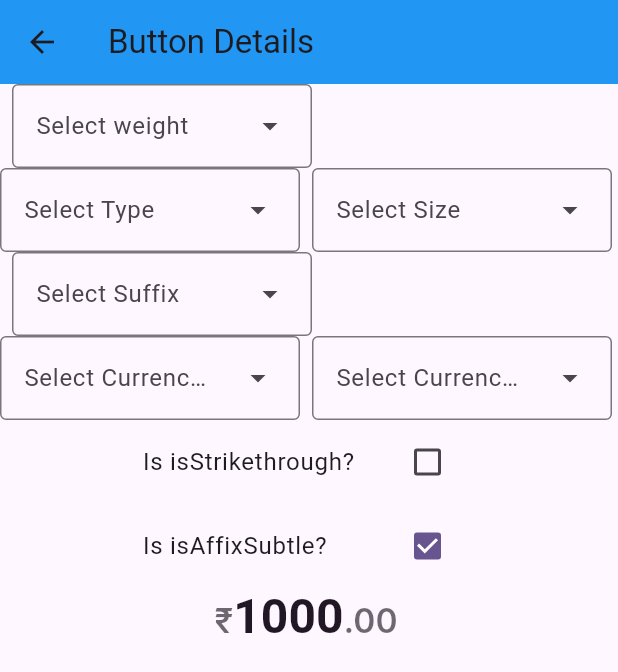
After one commit to githimank/BLADE-DESIGN-SYSTEM, a Flutter app: the AmountDemo screen opened by its route, on a phone screen of 412 x 824 dp. The commit adds this screen. Shown: the top 672 px of the screen. Run offline on Flutter 3.47's test engine with Material 3 defaults, Android fonts, the phone set to English and light mode, and no system bars.

Commit message:
amount example added

```diff
--- /dev/null
+++ b/example/lib/components/amount_demo.dart
@@ -0,0 +1,160 @@
+import 'package:blade_design_system/components/amount/amount_enums.dart';
+import 'package:blade_design_system/theme/theme_extensions.dart';
+import 'package:blade_design_system/theme/tokens/spacing.dart';
+import 'package:flutter/material.dart';
+import 'package:blade_design_system/components/amount/amount_widget.dart';
+
+class AmountDemo extends StatefulWidget {
+  const AmountDemo({super.key});
+
+  @override
+  State<AmountDemo> createState() => _AmountDemoState();
+}
+
+class _AmountDemoState extends State<AmountDemo> {
+  AmountWeight weight = AmountWeight.SEMIBOLD;
+  AmountSize size = AmountSize.XXLARGE;
+  AmountType type = AmountType.HEADING;
+  AmountSuffix suffix = AmountSuffix.DECIMALS;
+  AmountCurrencyIndicator currencyIndicator = AmountCurrencyIndicator.SYMBOL;
+  AmountCurrencyPosition currencyPosition = AmountCurrencyPosition.LEFT;
+  bool isStrikethrough = false;
+  bool isAffixSubtle = true;
+
+  @override
+  Widget build(BuildContext context) {
+    return Scaffold(
+      appBar: AppBar(
+        backgroundColor: Colors.blue,
+        title: const Text('Button Details'),
+      ),
+      body: SingleChildScrollView(
+        child: Column(
+          crossAxisAlignment: CrossAxisAlignment.center,
+          children: [
+            Wrap(
+              children: [
+                Spacings.spacing3.wBox,
+                DropdownMenu(
+                  dropdownMenuEntries: AmountWeight.values
+                      .map((it) => DropdownMenuEntry(value: it, label: it.name))
+                      .toList(),
+                  width: 200,
+                  hintText: "Select weight",
+                  onSelected: (selectedweight) {
+                    setState(() {
+                      weight = selectedweight ?? AmountWeight.SEMIBOLD;
+                    });
+                  },
+                ),
+                Spacings.spacing3.wBox,
+                DropdownMenu(
+                  dropdownMenuEntries: AmountType.values
+                      .map((it) => DropdownMenuEntry(value: it, label: it.name))
+                      .toList(),
+                  width: 200,
+                  hintText: "Select Type",
+                  onSelected: (selectedType) {
+                    setState(() {
+                      type = selectedType ?? AmountType.HEADING;
+                    });
+                  },
+                ),
+                Spacings.spacing3.wBox,
+                DropdownMenu(
+                  dropdownMenuEntries: AmountSize.values
+                      .map((it) => DropdownMenuEntry(value: it, label: it.name))
+                      .toList(),
+                  width: 200,
+                  hintText: "Select Size",
+                  onSelected: (selectedSize) {
+                    setState(() {
+                      size = selectedSize ?? AmountSize.LARGE;
+                    });
+                  },
+                ),
+                Spacings.spacing3.wBox,
+                DropdownMenu(
+                  dropdownMenuEntries: AmountSuffix.values
+                      .map((it) => DropdownMenuEntry(value: it, label: it.name))
+                      .toList(),
+                  width: 200,
+                  hintText: "Select Suffix",
+                  onSelected: (selectedSuffix) {
+                    setState(() {
+                      suffix = selectedSuffix ?? AmountSuffix.DECIMALS;
+                    });
+                  },
+                ),
+                Spacings.spacing3.wBox,
+                DropdownMenu(
+                  dropdownMenuEntries: AmountCurrencyIndicator.values
+                      .map((it) => DropdownMenuEntry(value: it, label: it.name))
+                      .toList(),
+                  width: 200,
+                  hintText: "Select CurrencyIndicator",
+                  onSelected: (selectedCurrencyIndicator) {
+                    setState(() {
+                      currencyIndicator = selectedCurrencyIndicator ??
+                          AmountCurrencyIndicator.SYMBOL;
+                    });
+                  },
+                ),
+                Spacings.spacing3.wBox,
+                DropdownMenu(
+                  dropdownMenuEntries: AmountCurrencyPosition.values
+                      .map((it) => DropdownMenuEntry(value: it, label: it.name))
+                      .toList(),
+                  width: 200,
+                  hintText: "Select CurrencyPosition",
+                  onSelected: (selectedCurrencyPosition) {
+                    setState(() {
+                      currencyPosition = selectedCurrencyPosition ??
+                          AmountCurrencyPosition.LEFT;
+                    });
+                  },
+                ),
+              ],
+            ),
+            SizedBox(
+              width: 250,
+              child: CheckboxListTile(
+                value: isStrikethrough,
+                onChanged: (selected) {
+                  setState(() {
+                    isStrikethrough = selected ?? false;
+                  });
+                },
+                title: const Text("Is isStrikethrough?"),
+              ),
+            ),
+            SizedBox(
+              width: 250,
+              child: CheckboxListTile(
+                value: isAffixSubtle,
+                onChanged: (selected) {
+                  setState(() {
+                    isAffixSubtle = selected ?? false;
+                  });
+                },
+                title: const Text("Is isAffixSubtle?"),
+              ),
+            ),
+            AmountWidget(
+              value: 1000,
+              weight: weight,
+              size: size,
+              type: type,
+              isStrikethrough: isStrikethrough,
+              isAffixSubtle: isAffixSubtle,
+              suffix: suffix,
+              currencyIndicator: currencyIndicator,
+              currencyPosition: currencyPosition,
+              // colors: colors,
+            ),
+          ],
+        ),
+      ),
+    );
+  }
+}
--- a/example/lib/main.dart
+++ b/example/lib/main.dart
@@ -4,6 +4,7 @@ import 'package:example/components/checkbox_demo.dart';
 import 'package:flutter/material.dart';
 
 import 'components/RadioDemo.dart';
+import 'components/amount_demo.dart';
 import 'components/badge_details.dart';
 import 'components/chip_demo.dart';
 import 'components/spinner_details.dart';
@@ -31,6 +32,7 @@ class MyApp extends StatelessWidget {
         '/badgeDetails': (context) => const BadgeDetails(),
         '/radioDemo': (context) => const RadioDemo(),
         '/tooltipDemo': (context) => const TooltipDemo(),
+        '/amountDemo': (context) => const AmountDemo(),
       },
       themeMode: ThemeMode.system,
       theme: ThemeData(
--- a/lib/components/amount/amount_widget.dart
+++ b/lib/components/amount/amount_widget.dart
@@ -4,7 +4,7 @@ import 'package:flutter/material.dart';
 
 import 'amount_enums.dart';
 
-class BpAmount extends StatelessWidget {
+class AmountWidget extends StatelessWidget {
   final double value;
   final AmountWeight weight;
   final AmountSize size;
@@ -16,7 +16,7 @@ class BpAmount extends StatelessWidget {
   final bool isStrikethrough;
   final Color? color;
 
-  const BpAmount({
+  const AmountWidget({
     super.key,
     required this.value,
     this.weight = AmountWeight.SEMIBOLD,
```
